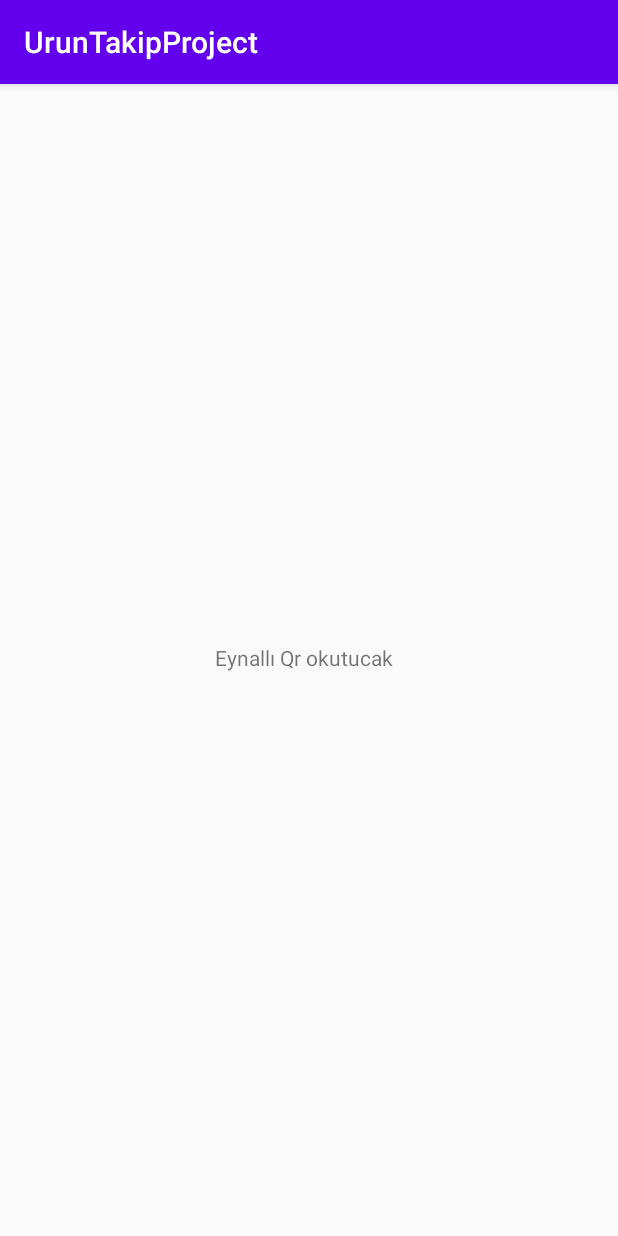
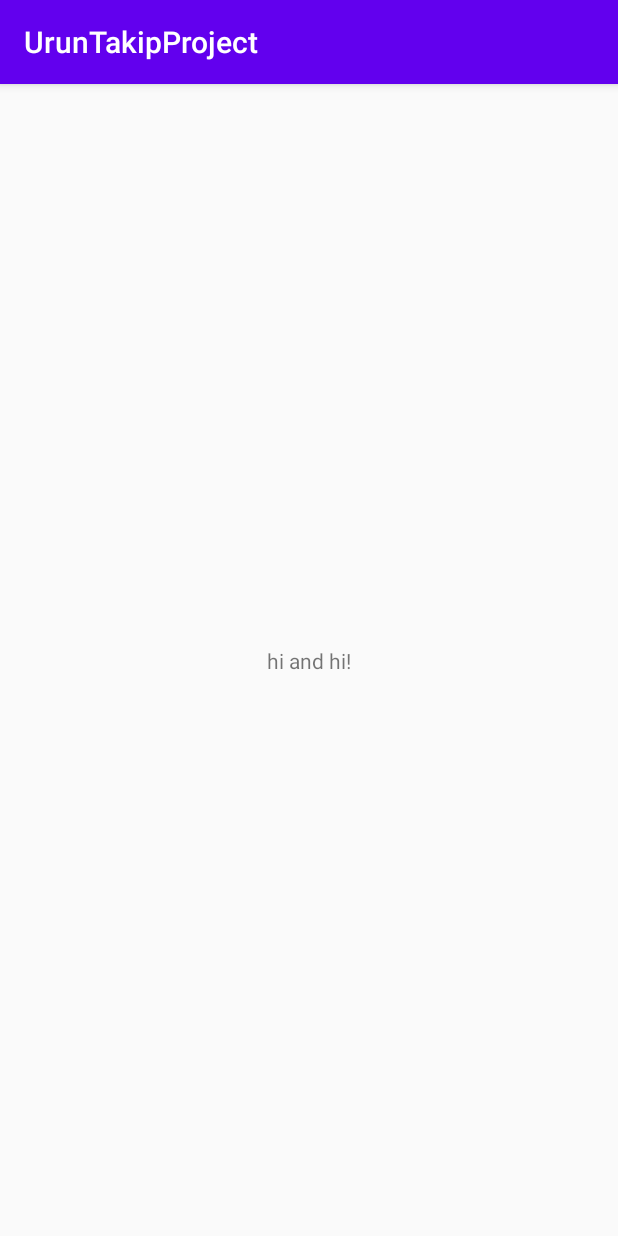
Before and after one commit to eminsahin21/UrunTakipProject, an Android app: the screen it shows after launch (MainActivity), on a phone screen of 412 x 824 dp. Run offline under Robolectric (Android 15) with nearby library versions, the phone set to English and light mode, and no system bars.

Commit message:
text değişti

```diff
--- a/app/build.gradle
+++ b/app/build.gradle
@@ -9,7 +9,7 @@ android {
     defaultConfig {
         applicationId "com.example.uruntakipproject"
         minSdk 23
-        targetSdk 33
+        targetSdk 34
         versionCode 1
         versionName "1.0"
 
--- a/app/src/main/res/layout/activity_main.xml
+++ b/app/src/main/res/layout/activity_main.xml
@@ -7,9 +7,9 @@
     tools:context=".MainActivity">
 
     <TextView
-        android:layout_width="126dp"
-        android:layout_height="23dp"
-        android:text="Eynallı Qr okutucak"
+        android:layout_width="wrap_content"
+        android:layout_height="wrap_content"
+        android:text="hi and hi!"
         app:layout_constraintBottom_toBottomOf="parent"
         app:layout_constraintEnd_toEndOf="parent"
         app:layout_constraintStart_toStartOf="parent"
```
